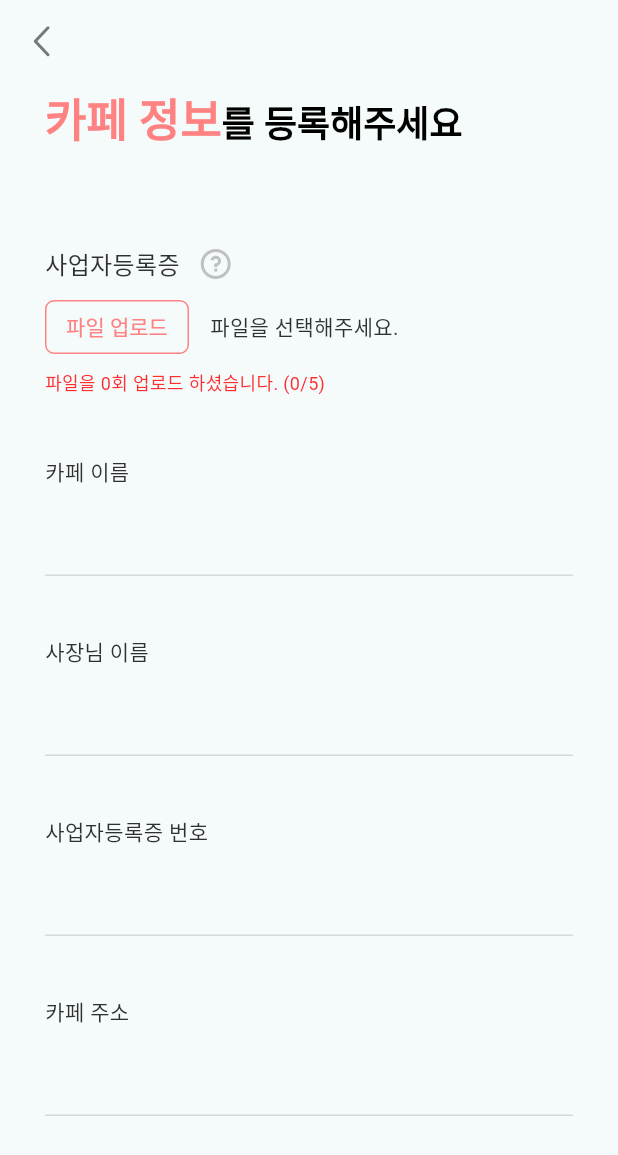
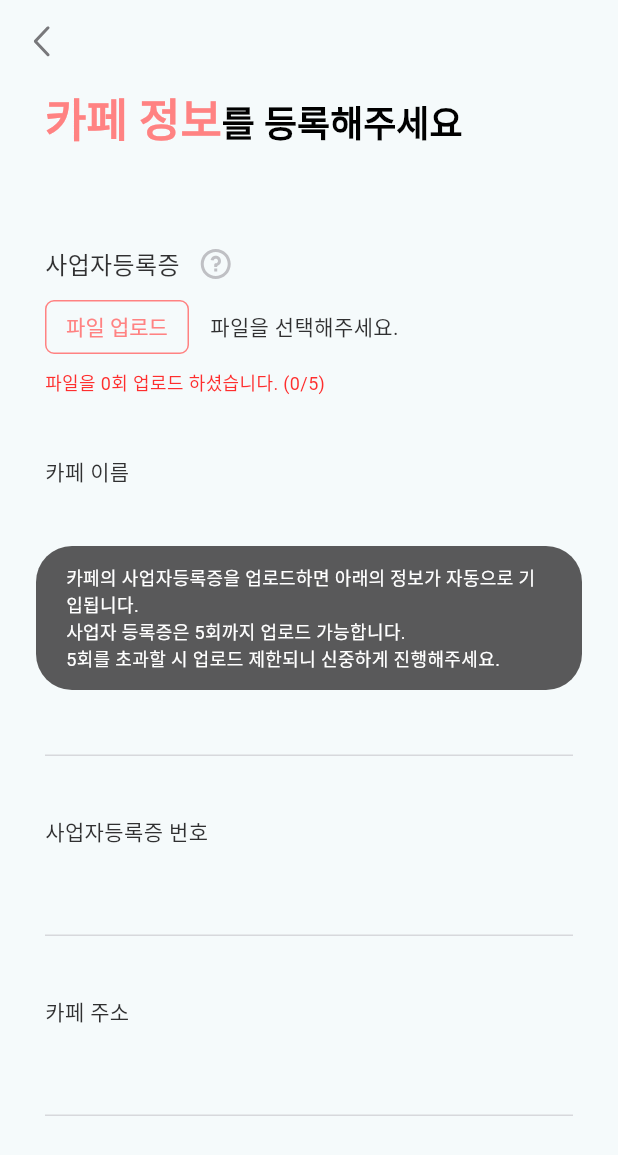
Before and after one commit to BirthdayCafe/Birca_Android, a Flutter app: the OnboardingCafeOwner screen opened directly, after a tap on an icon or button, on a phone screen of 412 x 824 dp. Shown: the top 1155 px of the screen. Run offline on Flutter 3.47's test engine with Material 3 defaults, Android fonts, the phone set to English and light mode, and no system bars; our stand-ins replace file_picker, flutter_dotenv, flutter_svg, fluttertoast, table_calendar; missing offline and left inert: kakao_flutter_sdk; Roboto replaces fonts that are missing (PretendardBold, PretendardMedium, PretendardRegular).

Commit message:
feature: flutterToast logic

```diff
--- a/lib/view/onboarding/onboarding_cafe_owner.dart
+++ b/lib/view/onboarding/onboarding_cafe_owner.dart
@@ -2,8 +2,10 @@ import 'dart:developer';
 
 import 'package:birca/designSystem/text.dart';
 import 'package:file_picker/file_picker.dart';
+import 'package:flutter/cupertino.dart';
 import 'package:flutter/material.dart';
 import 'package:flutter_svg/flutter_svg.dart';
+import 'package:fluttertoast/fluttertoast.dart';
 
 import '../../designSystem/palette.dart';
 import '../../widgets/appbar.dart';
@@ -83,7 +85,9 @@ class _OnboardingCafeOwner extends State<OnboardingCafeOwner> {
                         TextStyle(fontFamily: 'PretendardMedium', fontSize: 16),
                   ),
                   IconButton(
-                      onPressed: () {},
+                      onPressed: () {
+                        showChat(context);
+                      },
                       icon: SvgPicture.asset(
                           'lib/assets/image/img_ri_question.svg'))
                 ],
@@ -246,4 +250,16 @@ class _OnboardingCafeOwner extends State<OnboardingCafeOwner> {
           ),
         )));
   }
+
+  void showChat(BuildContext context){
+
+    Fluttertoast.showToast(msg: '카페의 사업자등록증을 업로드하면 아래의 정보가 자동으로 기입됩니다.\n사업자 등록증은 5회까지 업로드 가능합니다.\n5회를 초과할 시 업로드 제한되니 신중하게 진행해주세요.',
+      gravity: ToastGravity.CENTER,
+      textColor: Colors.white,
+      timeInSecForIosWeb: 3,
+      backgroundColor: const Color(0xff59595A),
+        fontSize: 12
+    );
+
+  }
 }
```
Also changed, not shown: 1 other file.
